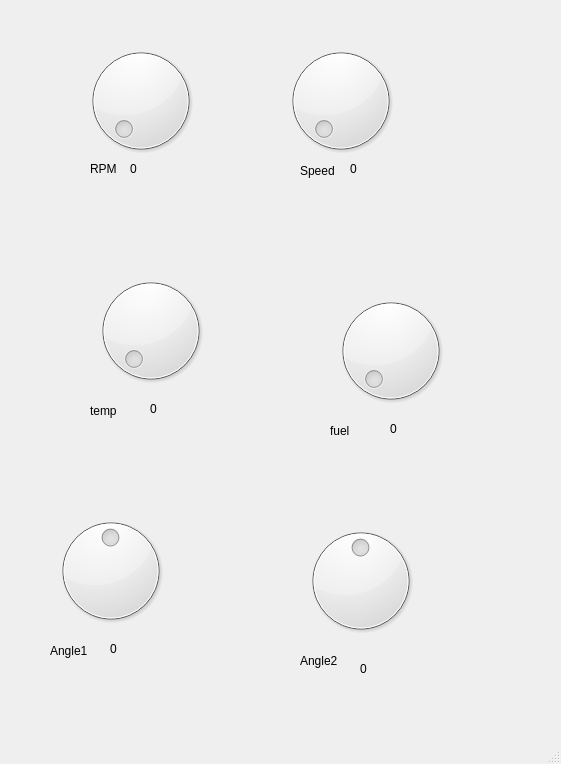
Before: the Qt Designer form Cluster/sim.ui in walked22/Stacy, drawn with Qt 5.
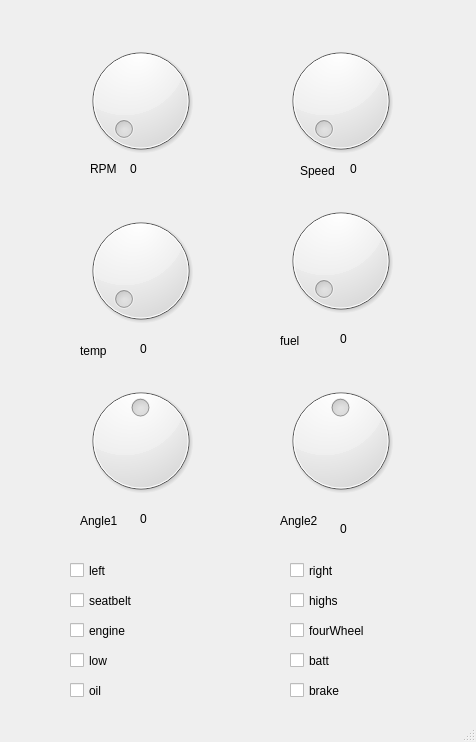
After: the same form once the commit is applied.

What changed in the file:
```diff
--- a/Cluster/sim.ui
+++ b/Cluster/sim.ui
@@ -6,8 +6,8 @@
    <rect>
     <x>0</x>
     <y>0</y>
-    <width>561</width>
-    <height>764</height>
+    <width>476</width>
+    <height>742</height>
    </rect>
   </property>
   <property name="windowTitle">
@@ -82,8 +82,8 @@
    <widget class="QLabel" name="angle1_r">
     <property name="geometry">
      <rect>
-      <x>110</x>
-      <y>640</y>
+      <x>140</x>
+      <y>510</y>
       <width>64</width>
       <height>17</height>
      </rect>
@@ -95,8 +95,8 @@
    <widget class="QDial" name="angle1">
     <property name="geometry">
      <rect>
-      <x>30</x>
-      <y>510</y>
+      <x>60</x>
+      <y>380</y>
       <width>161</width>
       <height>121</height>
      </rect>
@@ -111,8 +111,8 @@
    <widget class="QLabel" name="label_4">
     <property name="geometry">
      <rect>
-      <x>50</x>
-      <y>640</y>
+      <x>80</x>
+      <y>510</y>
       <width>64</width>
       <height>21</height>
      </rect>
@@ -124,8 +124,8 @@
    <widget class="QDial" name="angle2">
     <property name="geometry">
      <rect>
-      <x>280</x>
-      <y>520</y>
+      <x>260</x>
+      <y>380</y>
       <width>161</width>
       <height>121</height>
      </rect>
@@ -140,8 +140,8 @@
    <widget class="QLabel" name="label_5">
     <property name="geometry">
      <rect>
-      <x>300</x>
-      <y>650</y>
+      <x>280</x>
+      <y>510</y>
       <width>64</width>
       <height>21</height>
      </rect>
@@ -153,8 +153,8 @@
    <widget class="QLabel" name="angle2_r">
     <property name="geometry">
      <rect>
-      <x>360</x>
-      <y>660</y>
+      <x>340</x>
+      <y>520</y>
       <width>64</width>
       <height>17</height>
      </rect>
@@ -166,8 +166,8 @@
    <widget class="QDial" name="temp">
     <property name="geometry">
      <rect>
-      <x>70</x>
-      <y>270</y>
+      <x>60</x>
+      <y>210</y>
       <width>161</width>
       <height>121</height>
      </rect>
@@ -179,8 +179,8 @@
    <widget class="QLabel" name="label_6">
     <property name="geometry">
      <rect>
-      <x>90</x>
-      <y>400</y>
+      <x>80</x>
+      <y>340</y>
       <width>64</width>
       <height>21</height>
      </rect>
@@ -192,8 +192,8 @@
    <widget class="QLabel" name="temp_r">
     <property name="geometry">
      <rect>
-      <x>150</x>
-      <y>400</y>
+      <x>140</x>
+      <y>340</y>
       <width>64</width>
       <height>17</height>
      </rect>
@@ -205,8 +205,8 @@
    <widget class="QDial" name="fuel">
     <property name="geometry">
      <rect>
-      <x>310</x>
-      <y>290</y>
+      <x>260</x>
+      <y>200</y>
       <width>161</width>
       <height>121</height>
      </rect>
@@ -218,8 +218,8 @@
    <widget class="QLabel" name="fuel_r">
     <property name="geometry">
      <rect>
-      <x>390</x>
-      <y>420</y>
+      <x>340</x>
+      <y>330</y>
       <width>64</width>
       <height>17</height>
      </rect>
@@ -231,8 +231,8 @@
    <widget class="QLabel" name="label_7">
     <property name="geometry">
      <rect>
-      <x>330</x>
-      <y>420</y>
+      <x>280</x>
+      <y>330</y>
       <width>64</width>
       <height>21</height>
      </rect>
@@ -254,6 +254,136 @@
      <string>0</string>
     </property>
    </widget>
+   <widget class="QCheckBox" name="left">
+    <property name="geometry">
+     <rect>
+      <x>70</x>
+      <y>560</y>
+      <width>93</width>
+      <height>21</height>
+     </rect>
+    </property>
+    <property name="text">
+     <string>left</string>
+    </property>
+   </widget>
+   <widget class="QCheckBox" name="highs">
+    <property name="geometry">
+     <rect>
+      <x>290</x>
+      <y>590</y>
+      <width>93</width>
+      <height>21</height>
+     </rect>
+    </property>
+    <property name="text">
+     <string>highs</string>
+    </property>
+   </widget>
+   <widget class="QCheckBox" name="seatbelt">
+    <property name="geometry">
+     <rect>
+      <x>70</x>
+      <y>590</y>
+      <width>93</width>
+      <height>21</height>
+     </rect>
+    </property>
+    <property name="text">
+     <string>seatbelt</string>
+    </property>
+   </widget>
+   <widget class="QCheckBox" name="engine">
+    <property name="geometry">
+     <rect>
+      <x>70</x>
+      <y>620</y>
+      <width>93</width>
+      <height>21</height>
+     </rect>
+    </property>
+    <property name="text">
+     <string>engine</string>
+    </property>
+   </widget>
+   <widget class="QCheckBox" name="low">
+    <property name="geometry">
+     <rect>
+      <x>70</x>
+      <y>650</y>
+      <width>93</width>
+      <height>21</height>
+     </rect>
+    </property>
+    <property name="text">
+     <string>low</string>
+    </property>
+   </widget>
+   <widget class="QCheckBox" name="fourWheel">
+    <property name="geometry">
+     <rect>
+      <x>290</x>
+      <y>620</y>
+      <width>93</width>
+      <height>21</height>
+     </rect>
+    </property>
+    <property name="text">
+     <string>fourWheel</string>
+    </property>
+   </widget>
+   <widget class="QCheckBox" name="right">
+    <property name="geometry">
+     <rect>
+      <x>290</x>
+      <y>560</y>
+      <width>93</width>
+      <height>21</height>
+     </rect>
+    </property>
+    <property name="text">
+     <string>right</string>
+    </property>
+   </widget>
+   <widget class="QCheckBox" name="brake">
+    <property name="geometry">
+     <rect>
+      <x>290</x>
+      <y>680</y>
+      <width>93</width>
+      <height>21</height>
+     </rect>
+    </property>
+    <property name="text">
+     <string>brake</string>
+    </property>
+   </widget>
+   <widget class="QCheckBox" name="oil">
+    <property name="geometry">
+     <rect>
+      <x>70</x>
+      <y>680</y>
+      <width>93</width>
+      <height>21</height>
+     </rect>
+    </property>
+    <property name="text">
+     <string>oil</string>
+    </property>
+   </widget>
+   <widget class="QCheckBox" name="batt">
+    <property name="geometry">
+     <rect>
+      <x>290</x>
+      <y>650</y>
+      <width>93</width>
+      <height>21</height>
+     </rect>
+    </property>
+    <property name="text">
+     <string>batt</string>
+    </property>
+   </widget>
   </widget>
   <widget class="QStatusBar" name="statusbar"/>
  </widget>
```
